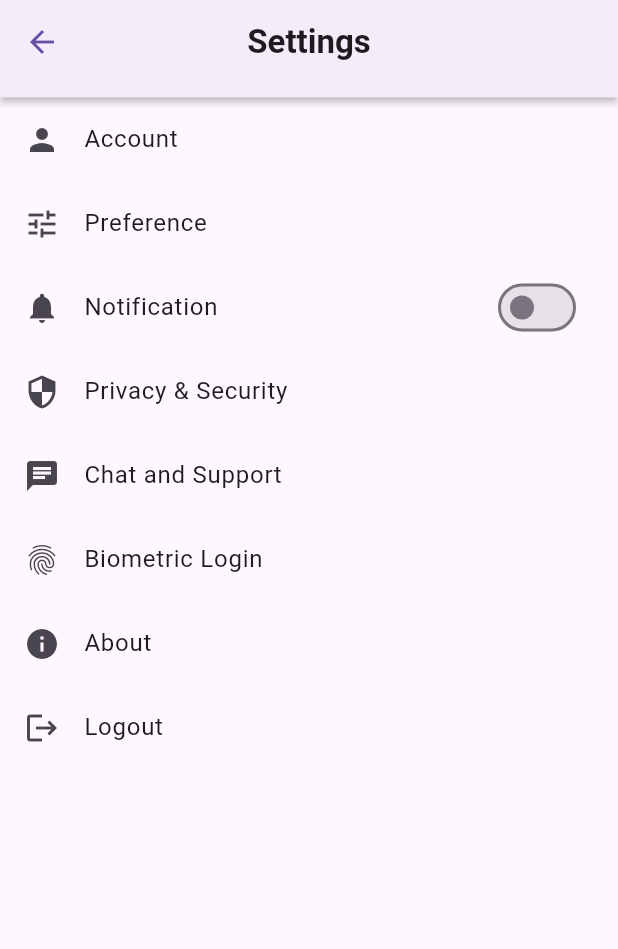
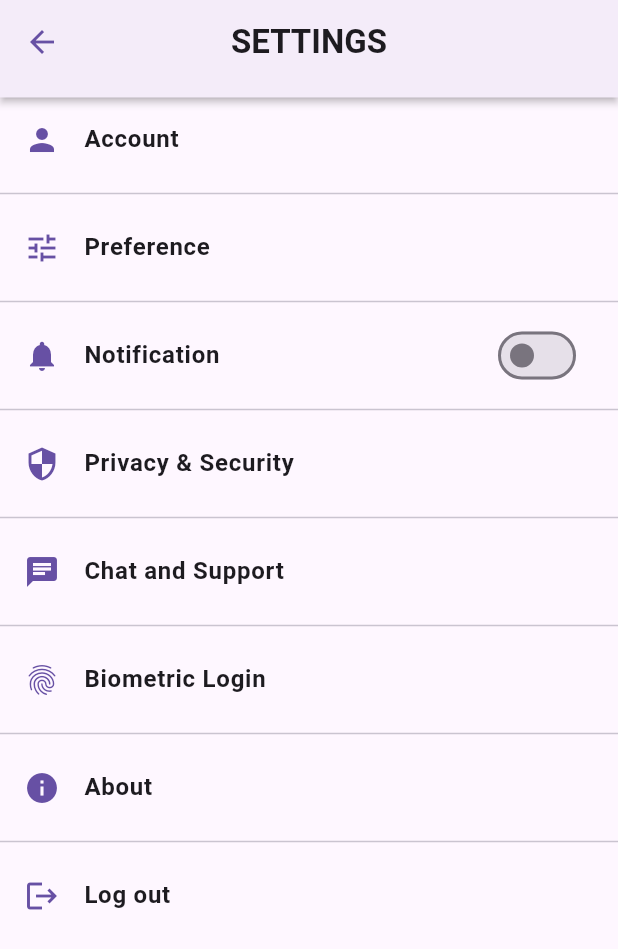
Before and after one commit to jharodiv/Accessability, a Flutter app: the SettingsScreen screen opened directly, on a phone screen of 412 x 824 dp. Shown: the top 949 px of the screen. Run offline on Flutter 3.47's test engine with Material 3 defaults, Android fonts, the phone set to English and light mode, and no system bars; our stand-ins replace animated_splash_screen, lottie.

Commit message:
Frontend - Settings Screen DONE

```diff
--- a/frontend/lib/accessability/screens/settings/settingsscreen.dart
+++ b/frontend/lib/accessability/screens/settings/settingsscreen.dart
@@ -27,7 +27,7 @@ class _SettingsScreenState extends State<SettingsScreen> {
               icon: const Icon(Icons.arrow_back),
               color: const Color(0xFF6750A4)),
           title: const Text(
-            'Settings',
+            'SETTINGS',
             style: TextStyle(fontWeight: FontWeight.bold),
           ),
           centerTitle: true,
@@ -38,8 +38,9 @@ class _SettingsScreenState extends State<SettingsScreen> {
       body: ListView(
         children: [
           ListTile(
-            leading: const Icon(Icons.person),
-            title: const Text('Account'),
+            leading: const Icon(Icons.person, color: Color(0xFF6750A4)),
+            title: const Text('Account',
+                style: TextStyle(fontWeight: FontWeight.bold)),
             onTap: () {
               Navigator.push(
                 context,
@@ -49,9 +50,11 @@ class _SettingsScreenState extends State<SettingsScreen> {
               );
             },
           ),
+          const Divider(),
           ListTile(
-            leading: const Icon(Icons.tune),
-            title: const Text('Preference'),
+            leading: const Icon(Icons.tune, color: Color(0xFF6750A4)),
+            title: const Text('Preference',
+                style: TextStyle(fontWeight: FontWeight.bold)),
             onTap: () {
               Navigator.push(
                 context,
@@ -61,9 +64,11 @@ class _SettingsScreenState extends State<SettingsScreen> {
               );
             },
           ),
+          const Divider(),
           ListTile(
-            leading: const Icon(Icons.notifications),
-            title: const Text('Notification'),
+            leading: const Icon(Icons.notifications, color: Color(0xFF6750A4)),
+            title: const Text('Notification',
+                style: TextStyle(fontWeight: FontWeight.bold)),
             trailing: Switch(
               value: isNotificationEnabled,
               onChanged: (bool value) {
@@ -75,9 +80,11 @@ class _SettingsScreenState extends State<SettingsScreen> {
               },
             ),
           ),
+          const Divider(),
           ListTile(
-            leading: const Icon(Icons.security),
-            title: const Text('Privacy & Security'),
+            leading: const Icon(Icons.security, color: Color(0xFF6750A4)),
+            title: const Text('Privacy & Security',
+                style: TextStyle(fontWeight: FontWeight.bold)),
             onTap: () {
               Navigator.push(
                 context,
@@ -87,9 +94,11 @@ class _SettingsScreenState extends State<SettingsScreen> {
               );
             },
           ),
+          const Divider(),
           ListTile(
-            leading: const Icon(Icons.chat),
-            title: const Text('Chat and Support'),
+            leading: const Icon(Icons.chat, color: Color(0xFF6750A4)),
+            title: const Text('Chat and Support',
+                style: TextStyle(fontWeight: FontWeight.bold)),
             onTap: () {
               Navigator.push(
                 context,
@@ -99,9 +108,11 @@ class _SettingsScreenState extends State<SettingsScreen> {
               );
             },
           ),
+          const Divider(),
           ListTile(
-            leading: const Icon(Icons.fingerprint),
-            title: const Text('Biometric Login'),
+            leading: const Icon(Icons.fingerprint, color: Color(0xFF6750A4)),
+            title: const Text('Biometric Login',
+                style: TextStyle(fontWeight: FontWeight.bold)),
             onTap: () {
               Navigator.push(
                 context,
@@ -111,9 +122,11 @@ class _SettingsScreenState extends State<SettingsScreen> {
               );
             },
           ),
+          const Divider(),
           ListTile(
-            leading: const Icon(Icons.info),
-            title: const Text('About'),
+            leading: const Icon(Icons.info, color: Color(0xFF6750A4)),
+            title: const Text('About',
+                style: TextStyle(fontWeight: FontWeight.bold)),
             onTap: () {
               Navigator.push(
                 context,
@@ -123,9 +136,13 @@ class _SettingsScreenState extends State<SettingsScreen> {
               );
             },
           ),
+          const Divider(),
           ListTile(
-            leading: const Icon(Icons.logout),
-            title: const Text('Logout'),
+            leading: const Icon(Icons.logout, color: Color(0xFF6750A4)),
+            title: const Text(
+              'Log out',
+              style: TextStyle(fontWeight: FontWeight.bold),
+            ),
             onTap: () {},
           ),
         ],
```
